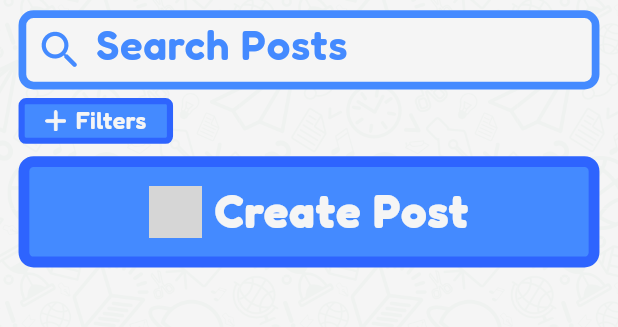
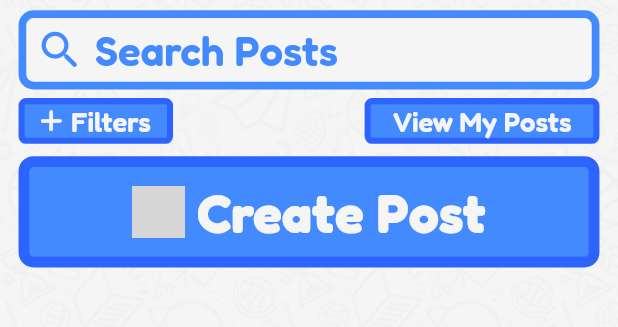
Before and after one commit to VeeraSaiJoshik/HighSchoolHub, a Flutter app: the HomeScreen screen opened by its route, on a phone screen of 412 x 824 dp, the part 70-397 px from its top. Run offline on Flutter 3.47's test engine with Material 2 defaults, Android fonts, the phone set to English and light mode, and no system bars; our stand-ins replace awesome_dialog, convert, easy_localization, firebase_auth, firebase_core, google_fonts and 6 more; missing offline and left inert: fl_geocoder, image_downloader, postgres; accounts and stored records are empty; network calls fail; project files that could hold a hidden picture were left out; grey boxes are pictures that could not be loaded.

Commit message:
safety commit

```diff
--- a/lib/main.dart
+++ b/lib/main.dart
@@ -82,7 +82,7 @@ class MyApp extends StatelessWidget {
       title: 'Flutter Demo',
       theme: ThemeData(
         colorScheme: ColorScheme.fromSeed(seedColor: Colors.deepPurple),
-        useMaterial3: true,
+
       ),
       home: AuthenticationScreen(),
       routes: {
--- a/lib/models/filter.dart
+++ b/lib/models/filter.dart
@@ -399,7 +399,7 @@ class Filter {
     print("passed skill check");
     //check grades
     print(user.currentGrade);
-    if (grades.contains(user.currentGrade) == false) {
+    if (grades.contains(user.currentGrade) == false && grades.isNotEmpty) {
       return false;
     }
     print("passed grades check");
--- a/lib/pages/SignUpScreen/AccountInfo.dart
+++ b/lib/pages/SignUpScreen/AccountInfo.dart
@@ -765,15 +765,15 @@ class _AccountInfoScreenState extends State<AccountInfoScreen> {
                                           ),
                                         ),
                                   SizedBox(
-                                    width: width * 0.035,
+                                    width: width * 0.04,
                                   ),
                                   Container(
-                                    width: width * 0.64,
+                                    width: width * 0.6,
                                     child: FittedBox(
                                       fit: BoxFit.fitHeight,
                                       child: Text(
                                         imageUrl == ""
-                                            ? "Connect Google"
+                                            ? "Select Email"
                                             : widget
                                                 .currentUser.userData!.email!,
                                         style: GoogleFonts.fredoka(
--- a/lib/pages/home/homeScreen.dart
+++ b/lib/pages/home/homeScreen.dart
@@ -24,6 +24,7 @@ class _HomeScreenWidgetState extends State<HomeScreenWidget> {
   @override
   List<PublicPost> allPublicPost = [];
   List<PublicPost> displayPublicPost = [];
+  bool viewMyPosts = false;
   void initStateFunction() {
     print("here");
     supaBase
@@ -205,9 +206,7 @@ class _HomeScreenWidgetState extends State<HomeScreenWidget> {
               Container(
                 height: height * 0.037,
                 width: width * 0.94,
-                child: ListView(
-                  padding: EdgeInsets.zero,
-                  scrollDirection: Axis.horizontal,
+                child: Row(
                   children: [
                     InkWell(
                       onTap: () async {
@@ -221,7 +220,7 @@ class _HomeScreenWidgetState extends State<HomeScreenWidget> {
                         setState((){});
                       },
                       child: Container(
-                        height: height * 0.013,
+                        height: height * 0.037,
                         width: width * 0.25,
                         decoration: BoxDecoration(
                             color: blue,
@@ -263,10 +262,50 @@ class _HomeScreenWidgetState extends State<HomeScreenWidget> {
                             Expanded(
                               child: SizedBox(),
                             ),
+
                           ],
                         ),
                       ),
-                    )
+                    ),
+                    Expanded(child: Container(),),
+                    InkWell(
+                      onTap: () async {
+                        viewMyPosts = viewMyPosts == false;
+                        setState(() {});
+                      },
+                      child: Container(
+                        height: height * 0.037,
+                        width: width * 0.38,
+                        decoration: BoxDecoration(
+                            color: blue,
+                            borderRadius: BorderRadius.circular(5),
+                            border: Border.all(
+                                color: darkblue, width: width * 0.01)),
+                        child: Row(
+                          crossAxisAlignment: CrossAxisAlignment.center,
+                          children: [
+                            Expanded(
+                              child: SizedBox(),
+                            ),
+                            Container(
+                              height: height * 0.09,
+                              child: FittedBox(
+                                fit: BoxFit.fitHeight,
+                                child: Text(
+                                  viewMyPosts ? "View All Posts" : "View My Posts",
+                                  style: GoogleFonts.fredoka(
+                                      color: backgroundColor,
+                                      fontWeight: FontWeight.w600),
+                                ),
+                              ),
+                            ),
+                            Expanded(
+                              child: SizedBox(),
+                            ),
+                          ],
+                        ),
+                      ),
+                    ),
                   ],
                 ),
               ),
@@ -328,6 +367,7 @@ class _HomeScreenWidgetState extends State<HomeScreenWidget> {
                         ...(postNameTec.text.isEmpty ? allPublicPost : displayPublicPost).map((e) {
                           if(postNameTec.text.isNotEmpty && e.gScore == 0) return Container();
                           if(filter.passesFilter(e) == false) return Container();
+                          if(viewMyPosts && e.author!.email != currentUser.email) return Container();
                           return InkWell(
                             onTap: () {
                               Navigator.of(context)
--- a/todo.txt
+++ b/todo.txt
@@ -0,0 +1,2 @@
+- Create the algorithm foir recommendation
+- Creat th thing that lets you see all your posts
```
Also changed, not shown: lib/pages/AuthenticationPage.dart (+9 -3 lines), lib/pages/SignUp.dart (+6 -2 lines), lib/pages/mentor/mentorSpecficiScreend.dart (+8 -8 lines).
